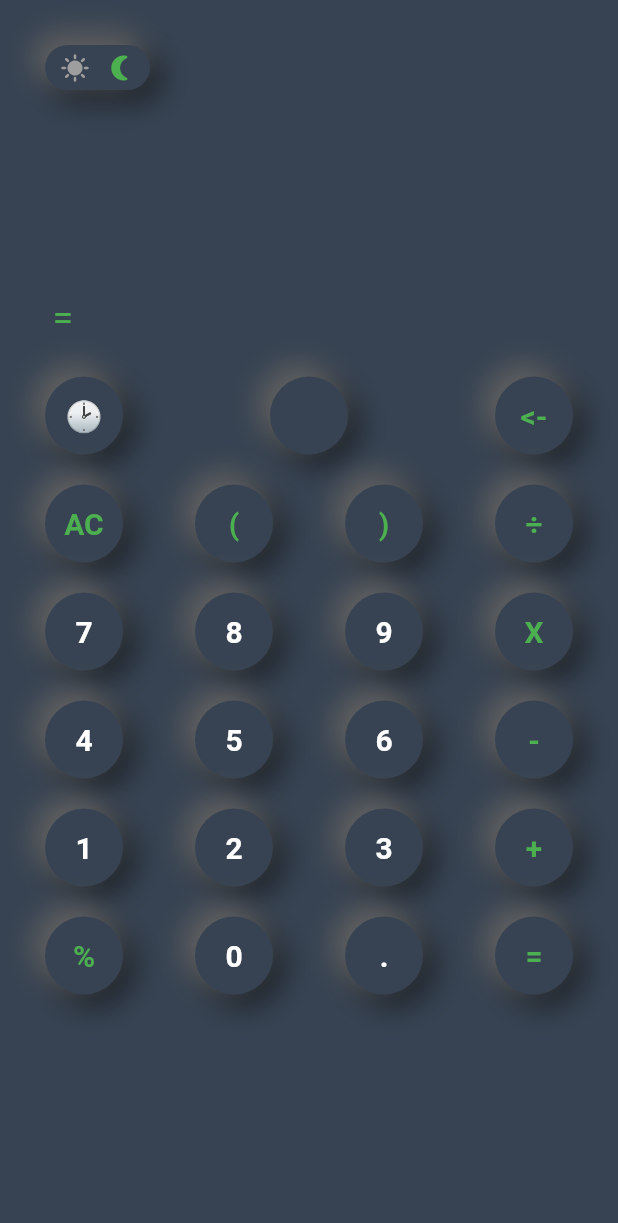
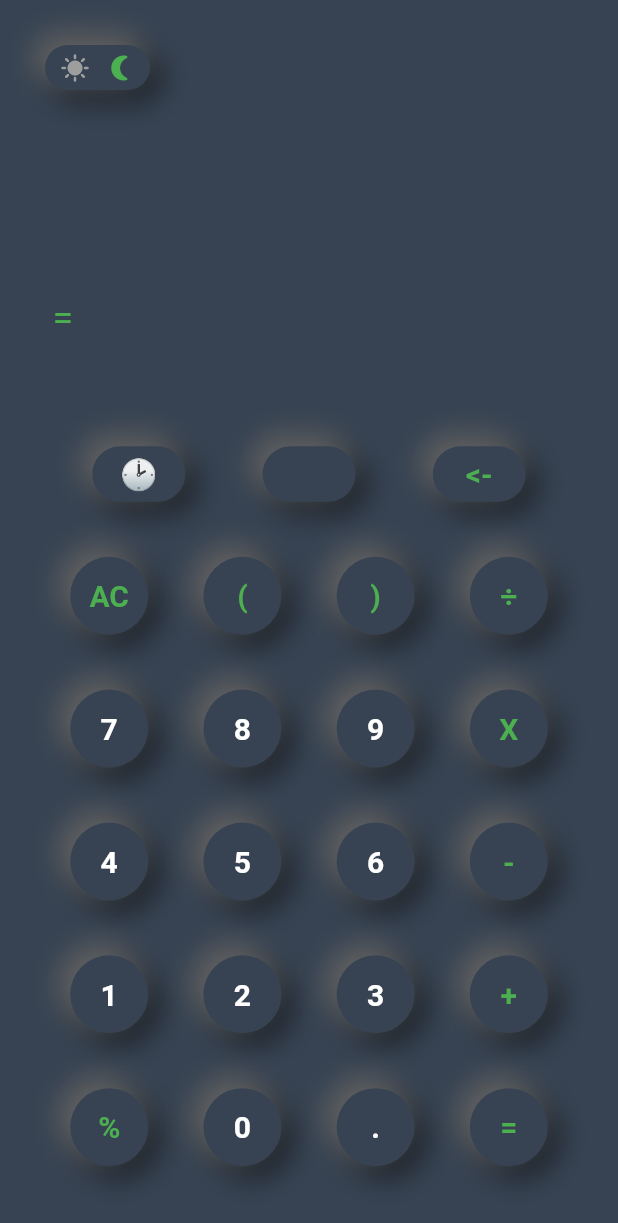
Before and after one commit to MariselvamB/Calculater, a Flutter app: the screen it shows after launch, on a phone screen of 412 x 824 dp. Shown: the top 1223 px of the screen. Run offline on Flutter 3.47's test engine with Material 2 defaults, Android fonts, the phone set to English and light mode, and no system bars; our stand-ins replace math_expressions.

Commit message:
3/3/2023

```diff
--- a/lib/weigets/Calculaterpager.dart
+++ b/lib/weigets/Calculaterpager.dart
@@ -18,11 +18,10 @@ class _CalculaterPageState extends State<CalculaterPage> {
     return Scaffold(
       backgroundColor: units.darkMode ? units.ColorDark : units.ColorLight,
       body: SafeArea(
-        child: SingleChildScrollView(
         child: Padding(
           padding: const EdgeInsets.all(20),
           child: Column(
-              mainAxisAlignment: MainAxisAlignment.spaceBetween,
+            mainAxisAlignment: MainAxisAlignment.end,
             children: [
               GestureDetector(
                 onTap: () {
@@ -48,8 +47,7 @@ class _CalculaterPageState extends State<CalculaterPage> {
                       style: TextStyle(
                         fontSize: 40,
                         fontWeight: FontWeight.bold,
-                          color:
-                              units.darkMode ? Colors.white : Colors.redAccent,
+                        color: units.darkMode ? Colors.white : Colors.redAccent,
                       ),
                     ),
                   ),
@@ -57,23 +55,20 @@ class _CalculaterPageState extends State<CalculaterPage> {
                     mainAxisAlignment: MainAxisAlignment.spaceBetween,
                     children: [
                       Container(
-                          margin: const EdgeInsets.only(
-                            top: 30,
-                          ),
+                        margin: const EdgeInsets.only(bottom: 30, top: 30),
                         padding: const EdgeInsets.all(15),
-                          alignment: Alignment.centerRight,
+                        alignment: Alignment.centerLeft,
                         child: Text(
                           "=",
                           style: TextStyle(
                             fontSize: 25,
                             fontWeight: FontWeight.normal,
-                              color:
-                                  units.darkMode ? Colors.green : Colors.grey,
+                            color: units.darkMode ? Colors.green : Colors.grey,
                           ),
                         ),
                       ),
                       Container(
-                          margin: const EdgeInsets.only(bottom: 25),
+                        margin: const EdgeInsets.only(bottom: 30, top: 30),
                         padding: const EdgeInsets.all(15),
                         alignment: Alignment.centerRight,
                         child: Text(
@@ -81,8 +76,7 @@ class _CalculaterPageState extends State<CalculaterPage> {
                           style: TextStyle(
                             fontSize: 20,
                             fontWeight: FontWeight.normal,
-                              color:
-                                  units.darkMode ? Colors.green : Colors.grey,
+                            color: units.darkMode ? Colors.green : Colors.grey,
                           ),
                         ),
                       ),
@@ -90,22 +84,24 @@ class _CalculaterPageState extends State<CalculaterPage> {
                   ),
                 ],
               ),
-                Column(
+              Expanded(
+                child: Column(
+                  mainAxisAlignment: MainAxisAlignment.spaceEvenly,
                   children: [
                     Row(
-                      mainAxisAlignment: MainAxisAlignment.spaceBetween,
+                      mainAxisAlignment: MainAxisAlignment.spaceEvenly,
                       children: [
-                        _buttonRounded(
+                        _buttonOvel(
                           title: "🕑",
                           TestColors:
                               units.darkMode ? Colors.green : Colors.redAccent,
                         ),
-                        _buttonRounded(
+                        _buttonOvel(
                           title: "",
                           TestColors:
                               units.darkMode ? Colors.green : Colors.redAccent,
                         ),
-                        _buttonRounded(
+                        _buttonOvel(
                           title: "<-",
                           TestColors:
                               units.darkMode ? Colors.green : Colors.redAccent,
@@ -113,7 +109,7 @@ class _CalculaterPageState extends State<CalculaterPage> {
                       ],
                     ),
                     Row(
-                      mainAxisAlignment: MainAxisAlignment.spaceBetween,
+                      mainAxisAlignment: MainAxisAlignment.spaceEvenly,
                       children: [
                         _buttonRounded(
                           title: "AC",
@@ -138,7 +134,7 @@ class _CalculaterPageState extends State<CalculaterPage> {
                       ],
                     ),
                     Row(
-                      mainAxisAlignment: MainAxisAlignment.spaceBetween,
+                      mainAxisAlignment: MainAxisAlignment.spaceEvenly,
                       children: [
                         _buttonRounded(
                           title: "7",
@@ -163,7 +159,7 @@ class _CalculaterPageState extends State<CalculaterPage> {
                       ],
                     ),
                     Row(
-                      mainAxisAlignment: MainAxisAlignment.spaceBetween,
+                      mainAxisAlignment: MainAxisAlignment.spaceEvenly,
                       children: [
                         _buttonRounded(
                           title: "4",
@@ -188,7 +184,7 @@ class _CalculaterPageState extends State<CalculaterPage> {
                       ],
                     ),
                     Row(
-                      mainAxisAlignment: MainAxisAlignment.spaceBetween,
+                      mainAxisAlignment: MainAxisAlignment.spaceEvenly,
                       children: [
                         _buttonRounded(
                           title: "1",
@@ -213,7 +209,7 @@ class _CalculaterPageState extends State<CalculaterPage> {
                       ],
                     ),
                     Row(
-                      mainAxisAlignment: MainAxisAlignment.spaceBetween,
+                      mainAxisAlignment: MainAxisAlignment.spaceEvenly,
                       children: [
                         _buttonRounded(
                           title: "%",
@@ -239,8 +235,8 @@ class _CalculaterPageState extends State<CalculaterPage> {
                     ),
                   ],
                 ),
+              ),
             ],
-            ),
           ),
         ),
       ),
@@ -275,7 +271,11 @@ class _CalculaterPageState extends State<CalculaterPage> {
   _buttonRounded(
       {String? title, double Padding = 1, required Color TestColors}) {
     return GestureDetector(
-      onTap: () => OnpressedFunction(title),
+      onTap: () {
+        setState(() {
+          OnpressedFunction(title);
+        });
+      },
       child: NeuContainer(
         darkMode: units.darkMode,
         borderRadius: BorderRadius.circular(50),
@@ -283,6 +283,32 @@ class _CalculaterPageState extends State<CalculaterPage> {
         Child: SizedBox(
           width: Padding * 50,
           height: Padding * 50,
+          child: Center(
+            child: Text(
+              "$title",
+              style: TextStyle(
+                  color: TestColors, fontSize: 20, fontWeight: FontWeight.w700),
+            ),
+          ),
+        ),
+      ),
+    );
+  }
+
+  _buttonOvel({String? title, double Padding = 1, required Color TestColors}) {
+    return GestureDetector(
+      onTap: () {
+        setState(() {
+          OnpressedFunction(title);
+        });
+      },
+      child: NeuContainer(
+        darkMode: units.darkMode,
+        borderRadius: BorderRadius.circular(50),
+        Padding: EdgeInsets.all(Padding),
+        Child: SizedBox(
+          width: Padding * 60,
+          height: Padding * 35,
           child: Center(
             child: Text(
               "$title",
```
Lines whose indentation alone changed are shown as unchanged.
